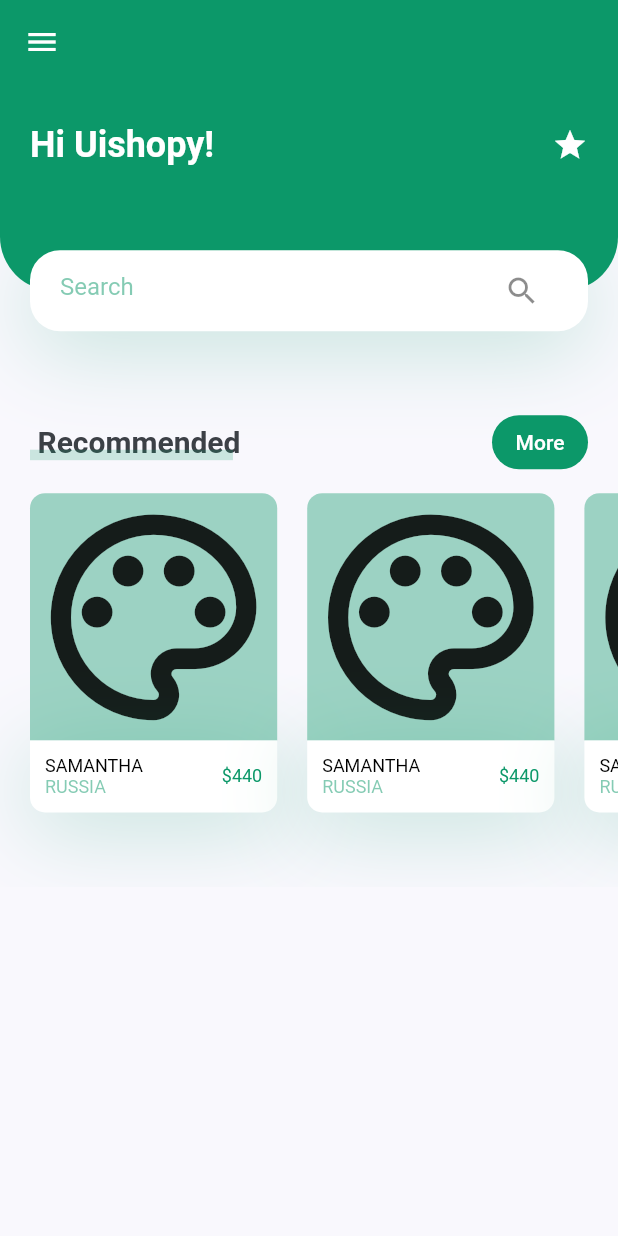
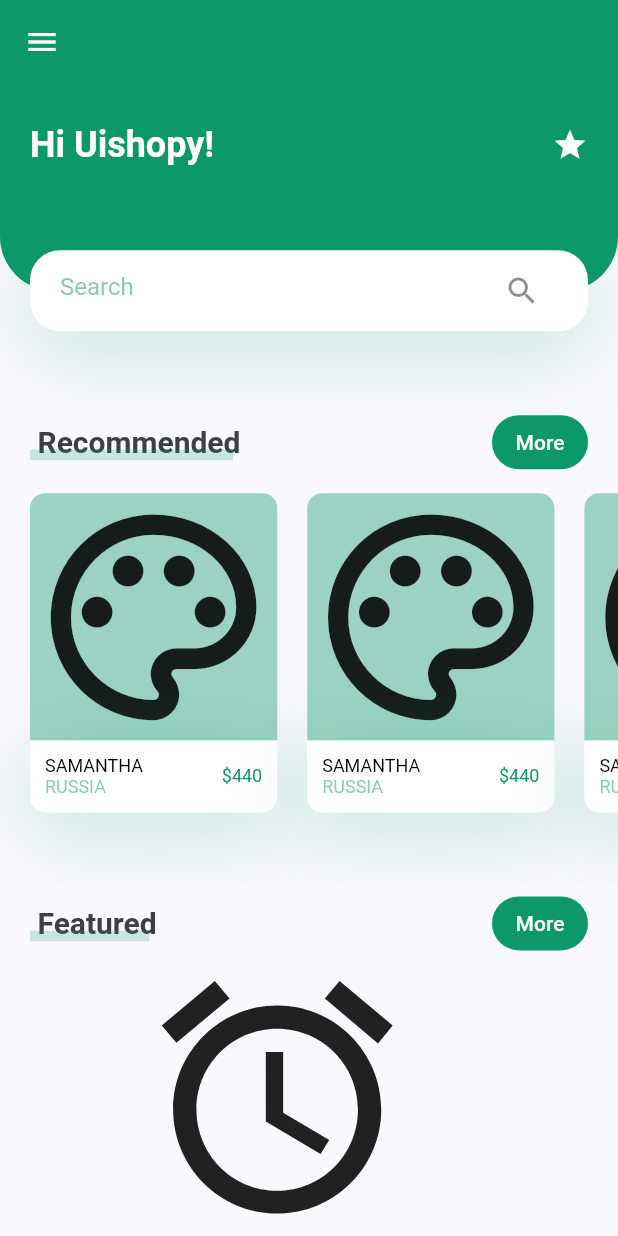
Before and after one commit to m-sugawara/PlantApp, a Flutter app: the screen it shows after launch, on a phone screen of 412 x 824 dp. Run offline on Flutter 3.47's test engine with Material 2 defaults, Android fonts, the phone set to English and light mode, and no system bars.

Commit message:
Add FeaturedList

```diff
--- a/lib/screens/home/components/body.dart
+++ b/lib/screens/home/components/body.dart
@@ -1,4 +1,6 @@
 import 'package:flutter/material.dart';
+import 'package:plant_app/constants.dart';
+import 'package:plant_app/screens/home/components/featured_list.dart';
 import 'package:plant_app/screens/home/components/header_with_searchbox.dart';
 import 'package:plant_app/screens/home/components/recommends_list.dart';
 import 'package:plant_app/screens/home/components/title_with_more_btn.dart';
@@ -17,7 +19,13 @@ class Body extends StatelessWidget {
             title: "Recommended",
             onPressed: () {},
           ),
-          RecommendsList(),
+          const RecommendsList(),
+          TitleWithMoreBtn(
+            title: "Featured",
+            onPressed: () {},
+          ),
+          const FeaturedList(),
+          const SizedBox(height: defaultPadding),
         ],
       ),
     );
--- /dev/null
+++ b/lib/screens/home/components/featured_list.dart
@@ -0,0 +1,62 @@
+import 'package:flutter/material.dart';
+import 'package:plant_app/constants.dart';
+
+class FeaturedList extends StatelessWidget {
+  const FeaturedList({
+    super.key,
+  });
+
+  @override
+  Widget build(BuildContext context) {
+    return SingleChildScrollView(
+      scrollDirection: Axis.horizontal,
+      child: Row(
+        children: [
+          FeaturedItemCard(
+            icon: Icons.access_alarm,
+            onPressed: () {},
+          ),
+          FeaturedItemCard(
+            icon: Icons.accessibility,
+            onPressed: () {},
+          ),
+        ],
+      ),
+    );
+  }
+}
+
+class FeaturedItemCard extends StatelessWidget {
+  const FeaturedItemCard({
+    super.key,
+    required this.icon,
+    required this.onPressed,
+  });
+
+  final IconData icon;
+  final VoidCallback onPressed;
+
+  @override
+  Widget build(BuildContext context) {
+    Size size = MediaQuery.of(context).size;
+    return GestureDetector(
+      onTap: onPressed,
+      child: Container(
+        margin: const EdgeInsets.only(
+          left: defaultPadding,
+          right: defaultPadding,
+          bottom: defaultPadding * 2.5,
+        ),
+        width: size.width * 0.8,
+        height: 185,
+        decoration: BoxDecoration(
+          borderRadius: BorderRadius.circular(10),
+        ),
+        child: Icon(
+          icon,
+          size: 185,
+        ),
+      ),
+    );
+  }
+}
```
